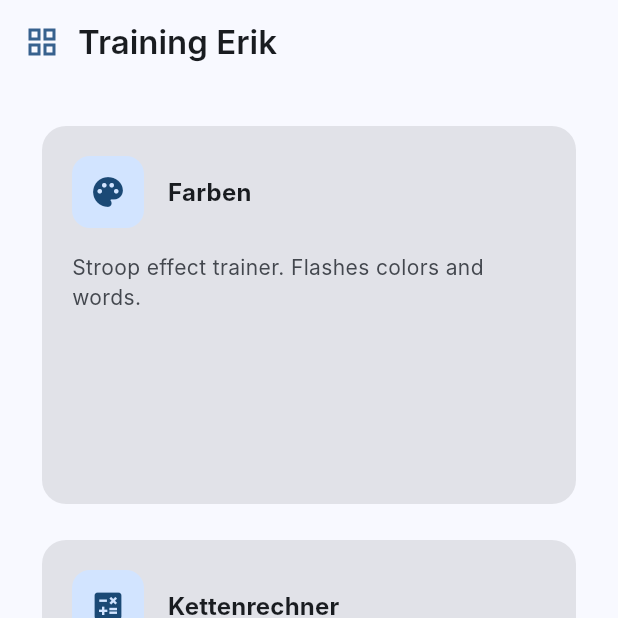
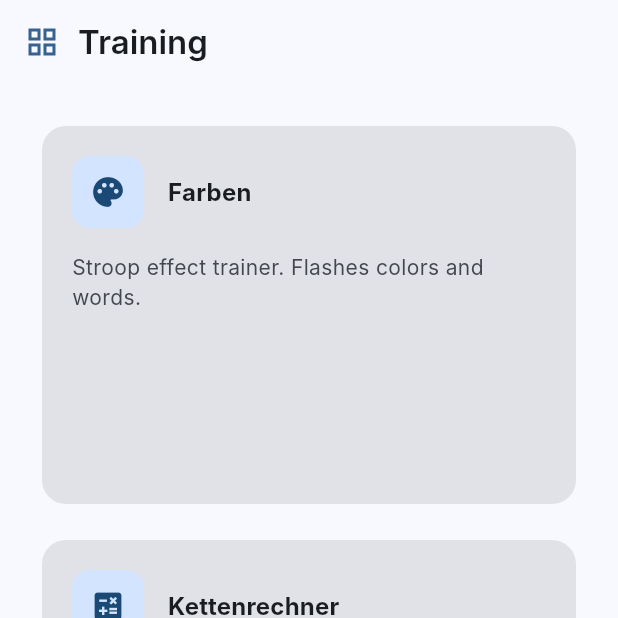
Before and after one commit to Areo-RGB/trainer_flutter, a Flutter app: the HomeScreen screen opened by its route, on a phone screen of 412 x 824 dp, the top half of it. Run offline on Flutter 3.47's test engine with Material 3 defaults, Android fonts, the phone set to English and light mode, and no system bars; our stand-ins replace camera, go_router, just_audio, shared_preferences; missing offline and left inert: flutter_lite_camera, record; accounts and stored records are empty; Roboto replaces fonts that are missing (Inter).

Commit message:
refactor: generalize application title and home screen text from 'Training Erik' to 'Training'

```diff
--- a/lib/main.dart
+++ b/lib/main.dart
@@ -13,7 +13,7 @@ class TrainerApp extends StatelessWidget {
   @override
   Widget build(BuildContext context) {
     return MaterialApp.router(
-      title: 'Training Erik',
+      title: 'Training',
       debugShowCheckedModeBanner: false,
       routerConfig: router,
       theme: ThemeData(
--- a/lib/screens/home_screen.dart
+++ b/lib/screens/home_screen.dart
@@ -57,7 +57,7 @@ class HomeScreen extends StatelessWidget {
             Icon(Icons.grid_view, color: colorScheme.primary),
             const SizedBox(width: 12),
             Text(
-              'Training Erik',
+              'Training',
               style: theme.textTheme.titleLarge?.copyWith(
                 fontWeight: FontWeight.w600,
               ),
```
